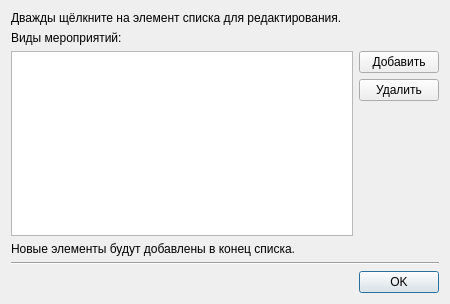
Old version of the form app/ui/dialogs/events_type_manager.ui in the repository NTO-2nd-stage-ABP/ccms.
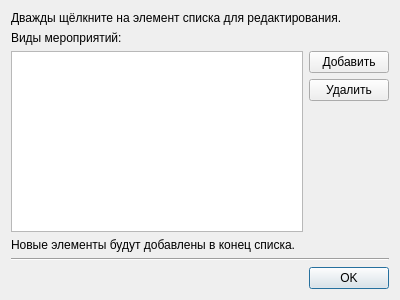
New version of the form.

Patch:
```diff
--- a/app/ui/dialogs/events_type_manager.ui
+++ b/app/ui/dialogs/events_type_manager.ui
@@ -6,8 +6,8 @@
    <rect>
     <x>0</x>
     <y>0</y>
-    <width>450</width>
-    <height>304</height>
+    <width>400</width>
+    <height>300</height>
    </rect>
   </property>
   <property name="windowTitle">
```
